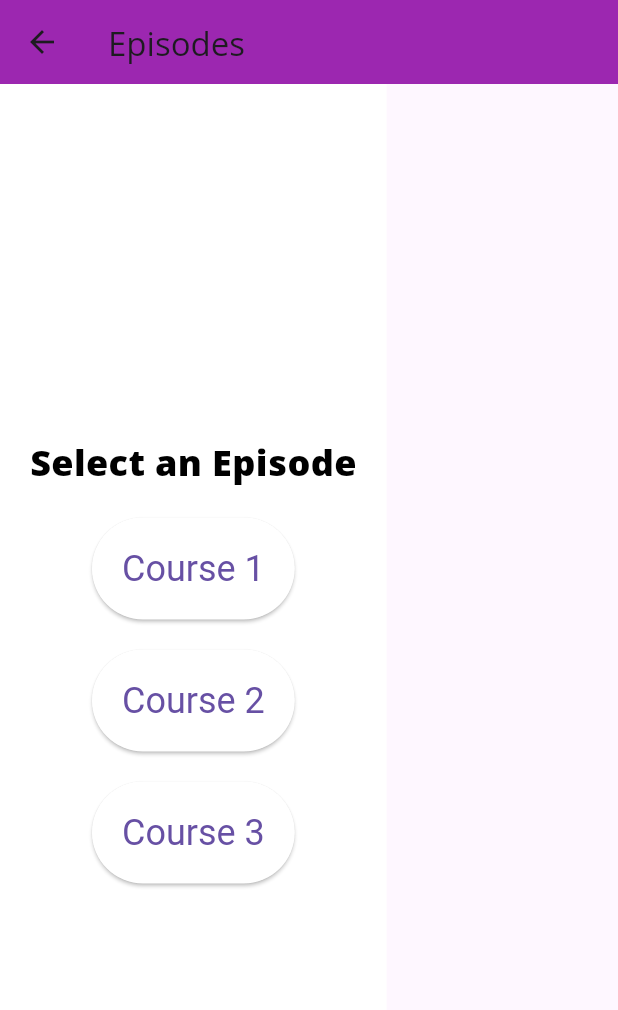
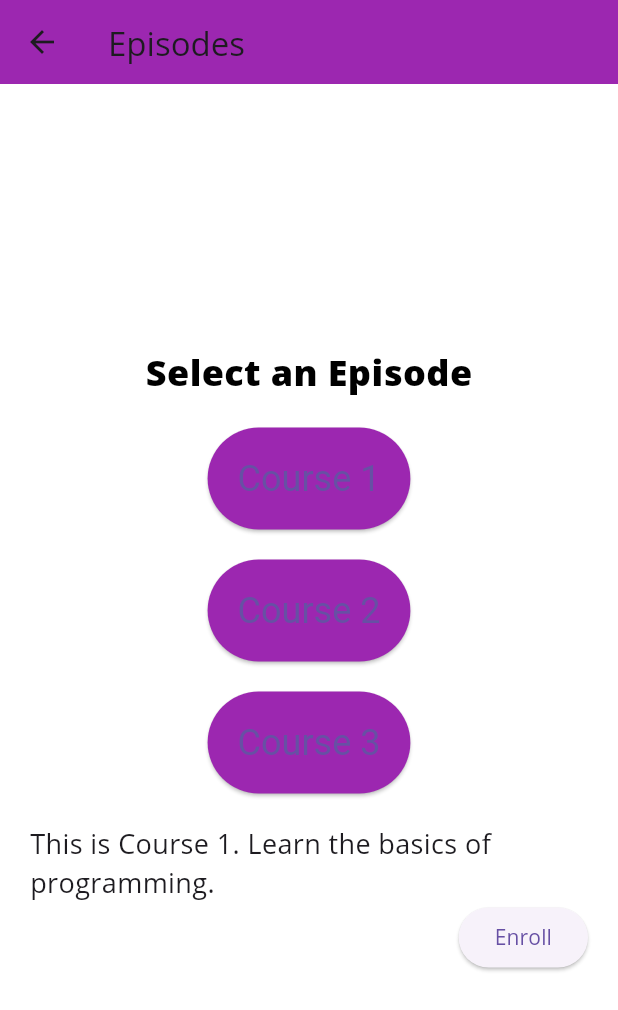
Before and after one commit to Tarun-Rajan/basic-flutter-page, a Flutter app: the EpisodesView screen opened directly, after a tap on "Course 1", on a phone screen of 412 x 824 dp. Shown: the top 1010 px of the screen. Run offline on Flutter 3.47's test engine with Material 3 defaults, Android fonts, the phone set to English and light mode, and no system bars; our stand-ins replace get_it, responsive_builder.

Commit message:
Update episodes_view.dart
added course option functionality

```diff
--- a/lib/views/episodes/episodes_view.dart
+++ b/lib/views/episodes/episodes_view.dart
@@ -2,8 +2,13 @@ import 'package:flutter/material.dart';
 
 const double _buttonSpacing = 20;
 
-class EpisodesView extends StatelessWidget {
-  const EpisodesView({Key? key}) : super(key: key);
+class EpisodesView extends StatefulWidget {
+  @override
+  _EpisodesViewState createState() => _EpisodesViewState();
+}
+
+class _EpisodesViewState extends State<EpisodesView> {
+  String _selectedCourse = ''; // Add this variable to store the selected course
 
   @override
   Widget build(BuildContext context) {
@@ -35,10 +40,14 @@ class EpisodesView extends StatelessWidget {
                   padding: EdgeInsets.all(20), // Increase button padding
                   textStyle: TextStyle(fontSize: 24), // Increase text size
                   backgroundColor:
-                      Colors.white, // Change button color to purple
+                      Colors.purple, // Change button color to purple
                 ),
                 child: Text('Course 1'),
-                onPressed: () {}, // Add button press handler
+                onPressed: () {
+                  setState(() {
+                    _selectedCourse = 'Course 1';
+                  });
+                }, // Add button press handler
               ),
               SizedBox(height: _buttonSpacing), // Add space between buttons
               ElevatedButton(
@@ -46,10 +55,14 @@ class EpisodesView extends StatelessWidget {
                   padding: EdgeInsets.all(20), // Increase button padding
                   textStyle: TextStyle(fontSize: 24), // Increase text size
                   backgroundColor:
-                      Colors.white, // Change button color to purple
+                      Colors.purple, // Change button color to purple
                 ),
                 child: Text('Course 2'),
-                onPressed: () {}, // Add button press handler
+                onPressed: () {
+                  setState(() {
+                    _selectedCourse = 'Course 2';
+                  });
+                }, // Add button press handler
               ),
               SizedBox(height: _buttonSpacing), // Add space between buttons
               ElevatedButton(
@@ -57,10 +70,37 @@ class EpisodesView extends StatelessWidget {
                   padding: EdgeInsets.all(20), // Increase button padding
                   textStyle: TextStyle(fontSize: 24), // Increase text size
                   backgroundColor:
-                      Colors.white, // Change button color to purple
+                      Colors.purple, // Change button color to purple
                 ),
                 child: Text('Course 3'),
-                onPressed: () {}, // Add button press handler
+                onPressed: () {
+                  setState(() {
+                    _selectedCourse = 'Course 3';
+                  });
+                }, // Add button press handler
+              ),
+              SizedBox(
+                  height: _buttonSpacing), // Add space between buttons and text
+              Text(
+                _selectedCourse.isEmpty
+                    ? ''
+                    : _selectedCourse == 'Course 1'
+                        ? 'This is Course 1. Learn the basics of programming.'
+                        : _selectedCourse == 'Course 2'
+                            ? 'This is Course 2. Learn advanced programming concepts.'
+                            : 'This is Course 3. Learn specialized programming skills.',
+                style: TextStyle(fontSize: 18),
+              ),
+              Row(
+                mainAxisAlignment: MainAxisAlignment.end, // align to the right
+                children: [
+                  ElevatedButton(
+                    onPressed: () {
+                      // Add enroll button press handler
+                    },
+                    child: Text('Enroll'),
+                  ),
+                ],
               ),
             ],
           ),
```
